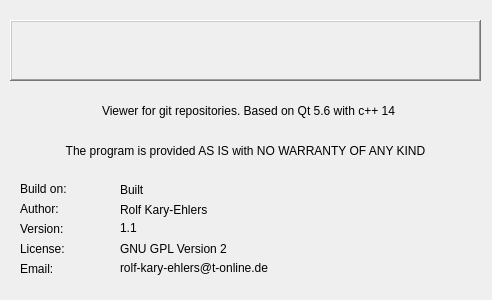
Qt form source/aboutdlg.ui (Rolloke/GUI-Apps) before a commit.
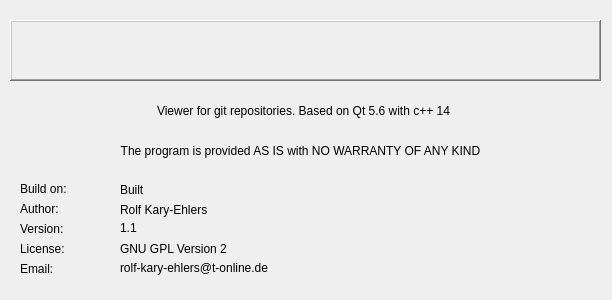
The same form after that commit. Icons and pictures are not drawn.

Commit message: set current dir for git

Diff of the .ui file:
```diff
--- a/source/aboutdlg.ui
+++ b/source/aboutdlg.ui
@@ -6,7 +6,7 @@
    <rect>
     <x>0</x>
     <y>0</y>
-    <width>492</width>
+    <width>612</width>
     <height>300</height>
    </rect>
   </property>
@@ -31,7 +31,7 @@
     <rect>
      <x>120</x>
      <y>200</y>
-     <width>361</width>
+     <width>471</width>
      <height>20</height>
     </rect>
    </property>
@@ -57,7 +57,7 @@
     <rect>
      <x>120</x>
      <y>220</y>
-     <width>361</width>
+     <width>471</width>
      <height>16</height>
     </rect>
    </property>
@@ -83,7 +83,7 @@
     <rect>
      <x>120</x>
      <y>240</y>
-     <width>361</width>
+     <width>471</width>
      <height>17</height>
     </rect>
    </property>
@@ -96,7 +96,7 @@
     <rect>
      <x>10</x>
      <y>20</y>
-     <width>471</width>
+     <width>591</width>
      <height>61</height>
     </rect>
    </property>
@@ -162,7 +162,7 @@
     <rect>
      <x>10</x>
      <y>140</y>
-     <width>471</width>
+     <width>581</width>
      <height>21</height>
     </rect>
    </property>
@@ -191,7 +191,7 @@
     <rect>
      <x>120</x>
      <y>260</y>
-     <width>361</width>
+     <width>471</width>
      <height>17</height>
     </rect>
    </property>
@@ -210,7 +210,7 @@
     <rect>
      <x>13</x>
      <y>90</y>
-     <width>471</width>
+     <width>581</width>
      <height>41</height>
     </rect>
    </property>
@@ -229,7 +229,7 @@
     <rect>
      <x>120</x>
      <y>180</y>
-     <width>361</width>
+     <width>481</width>
      <height>20</height>
     </rect>
    </property>
```
The commit also changes 1 other file.
